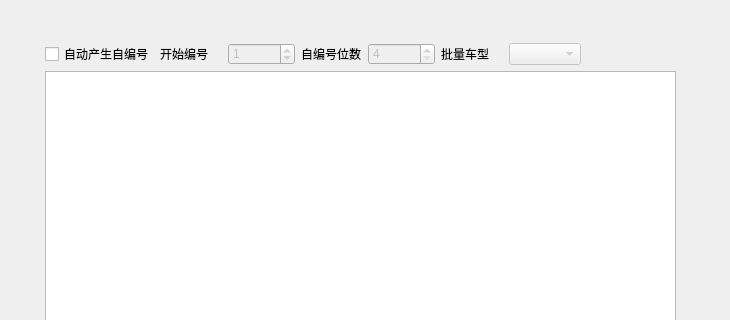
Above: Dialog/dlgbulkregister.ui from Anne081031/WinParkUI before the change; both pictures show x 0 to 730 and y 0 to 320 of the 730 by 692 pixel window. Below: the same form after it.
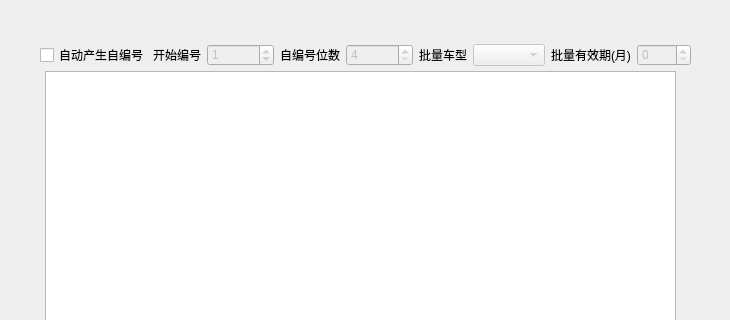
That is the form after the change. Icons and pictures are not drawn.

Patch:
```diff
--- a/Dialog/dlgbulkregister.ui
+++ b/Dialog/dlgbulkregister.ui
@@ -116,12 +116,12 @@
     </item>
    </layout>
   </widget>
-  <widget class="QWidget" name="layoutWidget">
+  <widget class="QWidget" name="">
    <property name="geometry">
     <rect>
-     <x>45</x>
-     <y>43</y>
-     <width>536</width>
+     <x>40</x>
+     <y>44</y>
+     <width>651</width>
      <height>22</height>
     </rect>
    </property>
@@ -208,6 +208,35 @@
       </property>
      </widget>
     </item>
+    <item>
+     <widget class="QLabel" name="label_4">
+      <property name="styleSheet">
+       <string notr="true">background-image: url(none);</string>
+      </property>
+      <property name="text">
+       <string>批量有效期(月)</string>
+      </property>
+     </widget>
+    </item>
+    <item>
+     <widget class="QSpinBox" name="spMonth">
+      <property name="enabled">
+       <bool>false</bool>
+      </property>
+      <property name="styleSheet">
+       <string notr="true">background-image: url(none);</string>
+      </property>
+      <property name="minimum">
+       <number>0</number>
+      </property>
+      <property name="maximum">
+       <number>1200</number>
+      </property>
+      <property name="value">
+       <number>0</number>
+      </property>
+     </widget>
+    </item>
    </layout>
   </widget>
   <zorder>layoutWidget</zorder>
```
